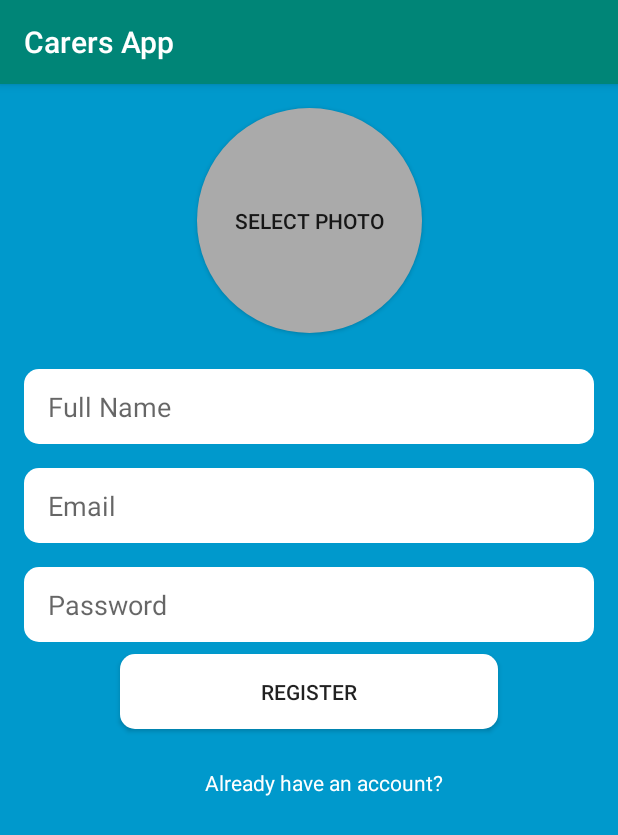
After one commit to ColinM94/FYP, an Android app: the RegisterActivity screen opened directly, with no data from a screen before it, on a phone screen of 412 x 824 dp. The commit adds this screen. Shown: the top 835 px of the screen. Run offline under Robolectric (Android 15) with nearby library versions, the phone set to English and light mode, and no system bars; our stand-ins replace CircleImageView, Firebase (no records; nobody signed in at launch, a user with empty details on screens opened directly).

Commit message:
Rename package & change min API level
Package renamed to com.colinmaher
Min API level changed to allow most Android devices.

```diff
--- a/app/src/main/java/com/example/fyp/LoginActivity.kt
+++ b/app/src/main/java/com/colinmaher/carersapp/LoginActivity.kt
@@ -1,4 +1,4 @@
-package com.example.fyp
+package com.colinmaher.carersapp
 
 import android.content.Intent
 import androidx.appcompat.app.AppCompatActivity
@@ -49,7 +49,7 @@ class LoginActivity : AppCompatActivity() {
                 }
             }
             .addOnFailureListener {
-                Log.d("Debug", "Failed to create user: ${it.message}")
+                Log.d("Debug", "${it.message}")
                 Toast.makeText(this, "${it.message}", Toast.LENGTH_SHORT).show()
             }
     }
--- /dev/null
+++ b/app/src/main/res/drawable-v24/round_button_register.xml
@@ -0,0 +1,5 @@
+<?xml version="1.0" encoding="utf-8"?>
+<shape xmlns:android="http://schemas.android.com/apk/res/android">
+    <solid android:color="@android:color/darker_gray"/>
+    <corners android:radius="75dp"/>
+</shape>
--- /dev/null
+++ b/app/src/main/res/drawable-v24/rounded_button_register_login.xml
@@ -0,0 +1,5 @@
+<?xml version="1.0" encoding="utf-8"?>
+<shape xmlns:android="http://schemas.android.com/apk/res/android">
+    <solid android:color="@android:color/darker_gray"/>
+    <corners android:radius="10dp"/>
+</shape>
--- /dev/null
+++ b/app/src/main/res/drawable-v24/rounded_edittext_register_login.xml
@@ -0,0 +1,5 @@
+<?xml version="1.0" encoding="utf-8"?>
+<shape xmlns:android="http://schemas.android.com/apk/res/android">
+    <solid android:color="@android:color/white"/>
+    <corners android:radius="10dp"/>
+</shape>
--- a/app/src/main/res/layout/activity_login.xml
+++ b/app/src/main/res/layout/activity_login.xml
@@ -5,7 +5,7 @@
         xmlns:app="http://schemas.android.com/apk/res-auto"
         android:layout_width="match_parent"
         android:layout_height="match_parent"
-        tools:context=".LoginActivity" android:background="@android:color/holo_blue_dark">
+        tools:context="com.colinmaher.carersapp.LoginActivity" android:background="@android:color/holo_blue_dark">
     <EditText
         android:layout_width="0dp"
         android:layout_height="50dp"
--- /dev/null
+++ b/app/src/main/res/layout/activity_registration.xml
@@ -0,0 +1,113 @@
+<?xml version="1.0" encoding="utf-8"?>
+<androidx.constraintlayout.widget.ConstraintLayout
+        xmlns:android="http://schemas.android.com/apk/res/android"
+        xmlns:tools="http://schemas.android.com/tools"
+        xmlns:app="http://schemas.android.com/apk/res-auto"
+        android:layout_width="match_parent"
+        android:layout_height="match_parent"
+        tools:context="com.colinmaher.carersapp.LoginActivity" android:background="@android:color/holo_blue_dark">
+
+    <Button
+        android:id="@+id/button_register_selectphoto"
+        android:layout_width="150dp"
+        android:layout_height="150dp"
+        android:layout_marginStart="8dp"
+        android:layout_marginTop="16dp"
+        android:layout_marginEnd="8dp"
+        android:background="@drawable/round_button_register"
+        android:text="@string/select_photo"
+        app:layout_constraintEnd_toEndOf="parent"
+        app:layout_constraintStart_toStartOf="parent"
+        app:layout_constraintTop_toTopOf="parent" />
+
+    <EditText
+        android:id="@+id/edittext_register_name"
+        android:layout_width="0dp"
+        android:layout_height="50dp"
+        android:layout_marginStart="16dp"
+        android:layout_marginTop="24dp"
+        android:layout_marginEnd="16dp"
+        android:autofillHints=""
+        android:background="@drawable/rounded_edittext_register_login"
+        android:ems="10"
+        android:hint="@string/register_name"
+        android:inputType="textPersonName"
+        android:paddingLeft="16dp"
+        android:paddingRight="16dp"
+        app:layout_constraintEnd_toEndOf="parent"
+        app:layout_constraintHorizontal_bias="1.0"
+        app:layout_constraintStart_toStartOf="parent"
+        app:layout_constraintTop_toBottomOf="@+id/button_register_selectphoto" />
+
+    <EditText
+        android:id="@+id/edittext_register_password"
+        android:layout_width="0dp"
+        android:layout_height="50dp"
+        android:layout_marginTop="16dp"
+        android:autofillHints=""
+        android:background="@drawable/rounded_edittext_register_login"
+        android:ems="10"
+        android:hint="@string/register_password"
+        android:inputType="textPassword"
+        android:paddingLeft="16dp"
+        android:paddingRight="16dp"
+        app:layout_constraintEnd_toEndOf="@+id/edittext_register_email"
+        app:layout_constraintHorizontal_bias="1.0"
+        app:layout_constraintStart_toStartOf="@+id/edittext_register_email"
+        app:layout_constraintTop_toBottomOf="@+id/edittext_register_email" />
+
+    <EditText
+        android:id="@+id/edittext_register_email"
+        android:layout_width="0dp"
+        android:layout_height="50dp"
+        android:layout_marginTop="16dp"
+        android:autofillHints=""
+        android:background="@drawable/rounded_edittext_register_login"
+        android:ems="10"
+        android:hint="@string/register_email"
+        android:inputType="textEmailAddress"
+        android:paddingLeft="16dp"
+        android:paddingRight="16dp"
+        app:layout_constraintEnd_toEndOf="@+id/edittext_register_name"
+        app:layout_constraintHorizontal_bias="1.0"
+        app:layout_constraintStart_toStartOf="@+id/edittext_register_name"
+        app:layout_constraintTop_toBottomOf="@+id/edittext_register_name" />
+
+    <Button
+        android:id="@+id/button_register_register"
+        android:layout_width="0dp"
+        android:layout_height="50dp"
+        android:layout_marginStart="64dp"
+        android:layout_marginTop="8dp"
+        android:layout_marginEnd="64dp"
+        android:background="@drawable/rounded_edittext_register_login"
+        android:text="@string/register_registerBtn"
+        app:layout_constraintEnd_toEndOf="@+id/edittext_register_password"
+        app:layout_constraintHorizontal_bias="1.0"
+        app:layout_constraintStart_toStartOf="@+id/edittext_register_password"
+        app:layout_constraintTop_toBottomOf="@+id/edittext_register_password" />
+
+    <TextView
+        android:id="@+id/textView_register_existingAccount"
+        android:layout_width="wrap_content"
+        android:layout_height="wrap_content"
+        android:layout_marginTop="16dp"
+        android:padding="10dp"
+        android:text="@string/register_existingAccount"
+        android:textColor="@android:color/background_light"
+        app:layout_constraintEnd_toEndOf="@+id/button_register_register"
+        app:layout_constraintHorizontal_bias="0.637"
+        app:layout_constraintStart_toStartOf="@+id/button_register_register"
+        app:layout_constraintTop_toBottomOf="@+id/button_register_register" />
+
+    <de.hdodenhof.circleimageview.CircleImageView
+        android:id="@+id/circleimageview_register_selectphoto"
+        android:layout_width="150dp"
+        android:layout_height="150dp"
+        app:civ_border_width="1dp"
+        app:layout_constraintBottom_toBottomOf="@+id/button_register_selectphoto"
+        app:layout_constraintEnd_toEndOf="@+id/button_register_selectphoto"
+        app:layout_constraintStart_toStartOf="@+id/button_register_selectphoto"
+        app:layout_constraintTop_toTopOf="@+id/button_register_selectphoto" />
+
+</androidx.constraintlayout.widget.ConstraintLayout>
--- a/build.gradle
+++ b/build.gradle
@@ -1,7 +1,7 @@
 // Top-level build file where you can add configuration options common to all sub-projects/modules.
 
 buildscript {
-    ext.kotlin_version = '1.3.31'
+    ext.kotlin_version = '1.3.40'
     repositories {
         google()
         jcenter()
@@ -10,7 +10,7 @@ buildscript {
     dependencies {
         classpath 'com.android.tools.build:gradle:3.4.1'
         classpath "org.jetbrains.kotlin:kotlin-gradle-plugin:$kotlin_version"
-        classpath 'com.google.gms:google-services:4.2.0'
+        classpath 'com.google.gms:google-services:4.3.0'
         // NOTE: Do not place your application dependencies here; they belong
         // in the individual module build.gradle files
     }
```
Also changed, not shown: app/build.gradle (+4 -4 lines), app/src/main/AndroidManifest.xml (+12 -13 lines), app/src/main/java/com/colinmaher/carersapp/HomeActivity.kt (added, +12 -0 lines), app/src/main/java/com/colinmaher/carersapp/RegisterActivity.kt (added, +148 -0 lines), app/src/main/res/layout/activity_home.xml (added, +20 -0 lines), gradle/wrapper/gradle-wrapper.properties, 5 other files.
